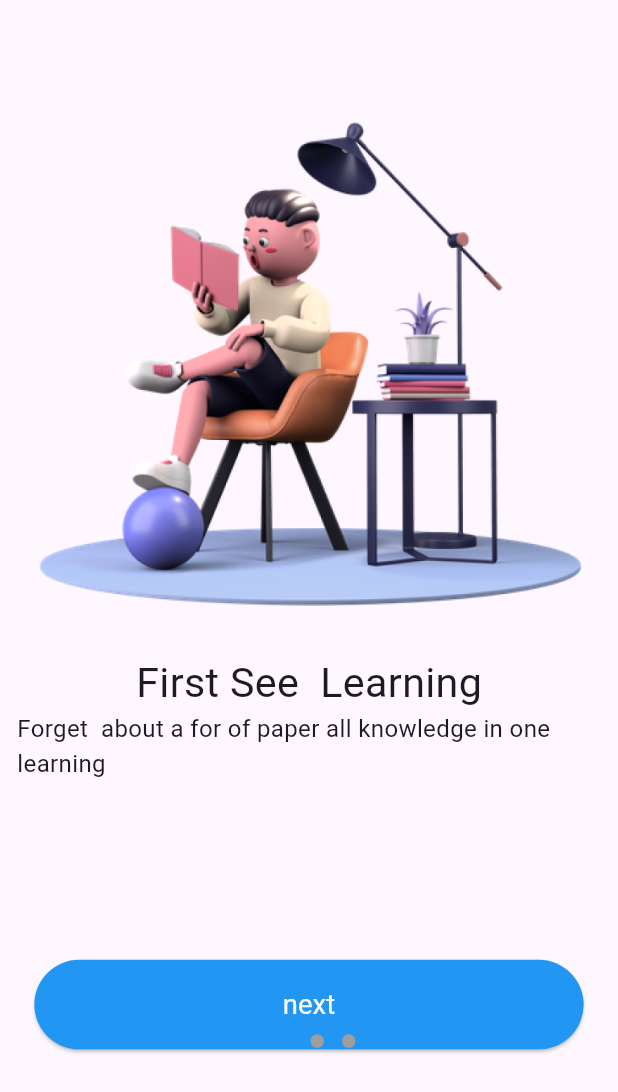
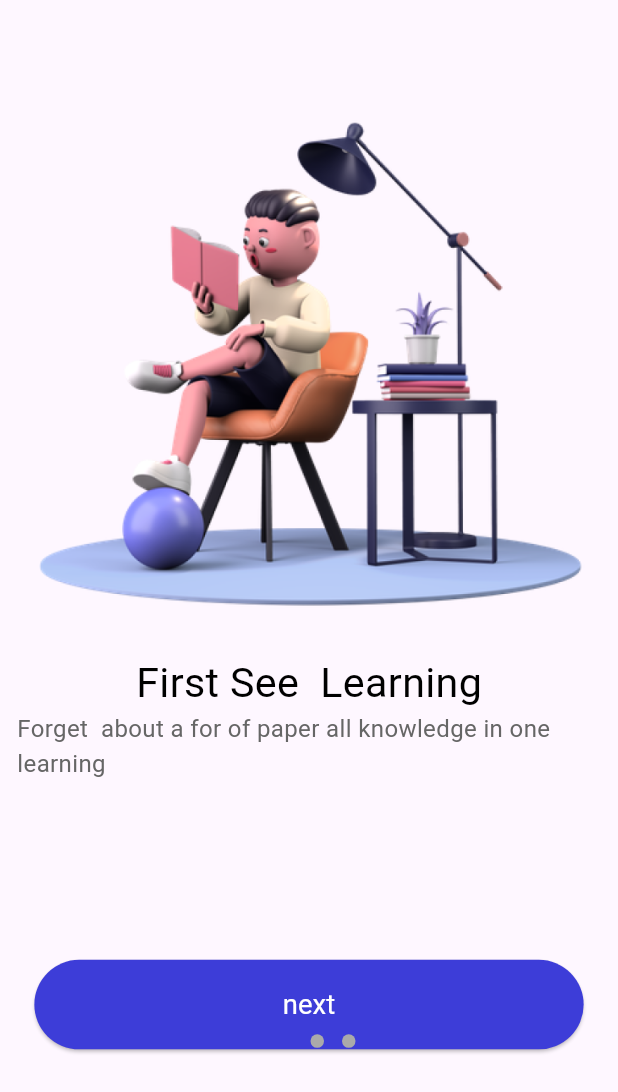
Before and after one commit to ullas-y-dev/flutter_sample_bloc_state_management, a Flutter app: the screen it shows after launch, on a phone screen of 412 x 824 dp. Shown: the top 1092 px of the screen. Run offline on Flutter 3.47's test engine with Material 3 defaults, Android fonts, the phone set to English and light mode, and no system bars; drawn by our look-alikes of dots_indicator; our stand-ins replace cloud_firestore, flutter_bloc, flutter_screenutil; accounts and stored records are empty.

Commit message:
signIN screen UI Wq;

```diff
--- /dev/null
+++ b/lib/common/values/colors.dart
@@ -0,0 +1,25 @@
+import 'dart:ui';
+
+class AppColors {
+  static const Color primaryBackground = Color.fromARGB(255, 255, 255, 255);
+
+  static const Color primarySecondaryBackground =
+      Color.fromARGB(255, 247, 247, 249);
+
+  static const Color primaryElement = Color.fromARGB(255, 61, 61, 216);
+
+  static const Color primaryText = Color.fromARGB(255, 0, 0, 0);
+
+  static const Color primary_bg = Color.fromARGB(210, 32, 47, 62);
+  static const Color primaryElementText = Color.fromARGB(255, 255, 255, 255);
+  static const Color primarySecondaryElementText =
+      Color.fromARGB(255, 102, 102, 102);
+  static const Color primaryThirdElementText =
+      Color.fromARGB(255, 170, 170, 170);
+
+  static const Color primaryFourthElementText =
+      Color.fromARGB(255, 204, 204, 204);
+  static const Color primaryElementStatus = Color.fromARGB(255, 88, 174, 127);
+
+  static const Color primaryElementBg = Color.fromARGB(255, 238, 121, 99);
+}
--- a/lib/main.dart
+++ b/lib/main.dart
@@ -2,6 +2,7 @@ import 'package:flutter/material.dart';
 import 'package:flutter_application/appblocs.dart';
 import 'package:flutter_application/appevents.dart';
 import 'package:flutter_application/appstates.dart';
+import 'package:flutter_application/pages/signin/signin.dart';
 import 'package:flutter_application/pages/welcome/welcome_bloc/welcome_blocs.dart';
 import 'package:flutter_application/pages/welcome/welcome_screen.dart';
 import 'package:flutter_bloc/flutter_bloc.dart';
@@ -17,30 +18,37 @@ class MyApp extends StatelessWidget {
   Widget build(BuildContext context) {
     return MultiBlocProvider(
       providers: [
-        BlocProvider(create:  (context) => WelcomeBloc(),),
-        BlocProvider(create:  (context) => AppBloc(),)
+        BlocProvider(
+          create: (context) => WelcomeBloc(),
+        ),
+        BlocProvider(
+          create: (context) => AppBloc(),
+        )
       ],
       child: ScreenUtilInit(
-        builder: (context, child) =>MaterialApp(
+        builder: (context, child) => MaterialApp(
             debugShowCheckedModeBanner: false,
             title: 'Flutter Demo',
             theme: ThemeData(
+              appBarTheme:
+                  AppBarTheme(backgroundColor: Colors.white, elevation: 0),
               colorScheme: ColorScheme.fromSeed(seedColor: Colors.deepPurple),
               useMaterial3: true,
             ),
             home: Welcome(),
             routes: {
-            "myHomePage":(context)=>MyHomePage(),
-          }
-        ) ,
+              "myHomePage": (context) => MyHomePage(),
+              "signIn": (context) => SignIn()
+            }),
       ),
     );
   }
 }
 
 class MyHomePage extends StatelessWidget {
-  const MyHomePage({super.key, });
-
+  const MyHomePage({
+    super.key,
+  });
 
   @override
   Widget build(BuildContext context) {
@@ -72,13 +80,15 @@ class MyHomePage extends StatelessWidget {
           children: [
             FloatingActionButton(
               heroTag: "increment",
-              onPressed:  ()=>BlocProvider.of<AppBloc>(context).add(Increment()),
+              onPressed: () =>
+                  BlocProvider.of<AppBloc>(context).add(Increment()),
               tooltip: 'Increment',
               child: const Icon(Icons.add),
             ),
             FloatingActionButton(
               heroTag: "decrement",
-              onPressed:  ()=>BlocProvider.of<AppBloc>(context).add(Decrement()),
+              onPressed: () =>
+                  BlocProvider.of<AppBloc>(context).add(Decrement()),
               tooltip: 'Decrement',
               child: const Icon(Icons.remove),
             ),
--- a/lib/pages/welcome/welcome_screen.dart
+++ b/lib/pages/welcome/welcome_screen.dart
@@ -1,5 +1,6 @@
 import 'package:dots_indicator/dots_indicator.dart';
 import 'package:flutter/material.dart';
+import 'package:flutter_application/common/values/colors.dart';
 import 'package:flutter_application/main.dart';
 import 'package:flutter_application/pages/welcome/welcome_bloc/welcome_blocs.dart';
 import 'package:flutter_application/pages/welcome/welcome_bloc/welcome_events.dart';
@@ -65,8 +66,8 @@ class _WelcomeState extends State<Welcome> {
                 position: state.page.toDouble(),
                 dotsCount: 3,
                 decorator: DotsDecorator(
-                    color: Colors.grey,
-                    activeColor: Colors.blue,
+                    color: AppColors.primaryThirdElementText,
+                    activeColor: AppColors.primaryElement,
                     activeSize: Size(20, 8),
                     activeShape: RoundedRectangleBorder(
                         borderRadius: BorderRadius.circular(5))),
@@ -96,11 +97,13 @@ class _WelcomeState extends State<Welcome> {
             )),
         Text(
           "$title",
-          style: TextStyle(fontSize: 24.sp),
+          style: TextStyle(fontSize: 24.sp,
+          color: AppColors.primaryText),
         ),
         Text(
           "$subTitle",
-          style: TextStyle(fontSize: 14.sp),
+          style: TextStyle(fontSize: 14.sp,
+          color: AppColors.primarySecondaryElementText),
         ),
         Container(
           margin: EdgeInsets.only(top: 100.h),
@@ -108,7 +111,7 @@ class _WelcomeState extends State<Welcome> {
             style: ElevatedButton.styleFrom(
               fixedSize: Size(320.w, 50.h),
               elevation: 1,
-              backgroundColor: Colors.blue,
+              backgroundColor: AppColors.primaryElement,
               textStyle: TextStyle(
                 fontSize: 16.sp,
                 fontStyle: FontStyle.normal,
@@ -120,7 +123,7 @@ class _WelcomeState extends State<Welcome> {
                     duration: Duration(milliseconds: 1000),
                     curve: Curves.decelerate);
               } else {
-                Navigator.of(context).pushNamedAndRemoveUntil("myHomePage", (route)=>false)
+                Navigator.of(context).pushNamedAndRemoveUntil("signIn", (route)=>false)
 ;              }
             },
             child: Text(
--- a/pubspec.yaml
+++ b/pubspec.yaml
@@ -66,6 +66,8 @@ flutter:
   assets:
     - assets/
     - assets/images/
+    - assets/icons/
+
 
   # An image asset can refer to one or more resolution-specific "variants", see
   # https://flutter.dev/to/resolution-aware-images
```
Also changed, not shown: lib/pages/signin/signin.dart (added, +59 -0 lines), lib/pages/signin/widgets/signin_widget.dart (added, +142 -0 lines). Lines whose indentation alone changed are shown as unchanged.
